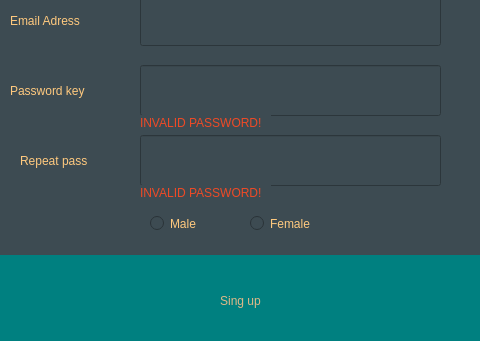
The window that creatAccount.ui (abduluziz-alghowinem/RegistrationSystem1-) describes before a commit, drawn with Qt 5; both pictures show x 0 to 480 and y 285 to 626 of the 480 by 626 pixel window.
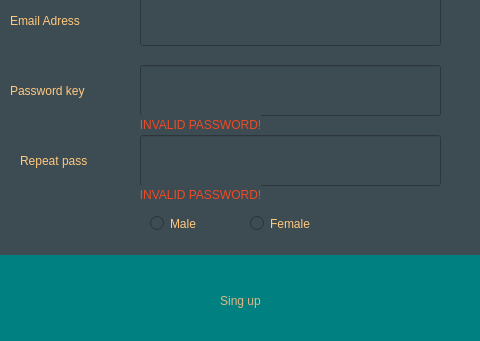
The same window after the commit.

Patch:
```diff
--- a/creatAccount.ui
+++ b/creatAccount.ui
@@ -293,35 +293,37 @@
     <string>❮</string>
    </property>
   </widget>
-  <widget class="QLabel" name="invalidLabel">
+  <widget class="QPushButton" name="invalidLabel">
    <property name="geometry">
     <rect>
      <x>140</x>
      <y>470</y>
-     <width>131</width>
-     <height>16</height>
+     <width>121</width>
+     <height>20</height>
     </rect>
    </property>
    <property name="styleSheet">
     <string notr="true">font: 75 10pt &quot;MS Shell Dlg 2&quot;;
-color: rgb(238, 74, 38);</string>
+color: rgb(238, 74, 38);
+border-style: dotted;</string>
    </property>
    <property name="text">
     <string>INVALID PASSWORD!</string>
    </property>
   </widget>
-  <widget class="QLabel" name="invalidLabel_2">
+  <widget class="QPushButton" name="invalidLabel_2">
    <property name="geometry">
     <rect>
      <x>140</x>
      <y>400</y>
-     <width>131</width>
-     <height>16</height>
+     <width>121</width>
+     <height>20</height>
     </rect>
    </property>
    <property name="styleSheet">
     <string notr="true">font: 75 10pt &quot;MS Shell Dlg 2&quot;;
-color: rgb(238, 74, 38);</string>
+color: rgb(238, 74, 38);
+border-style: dotted;</string>
    </property>
    <property name="text">
     <string>INVALID PASSWORD!</string>
```
